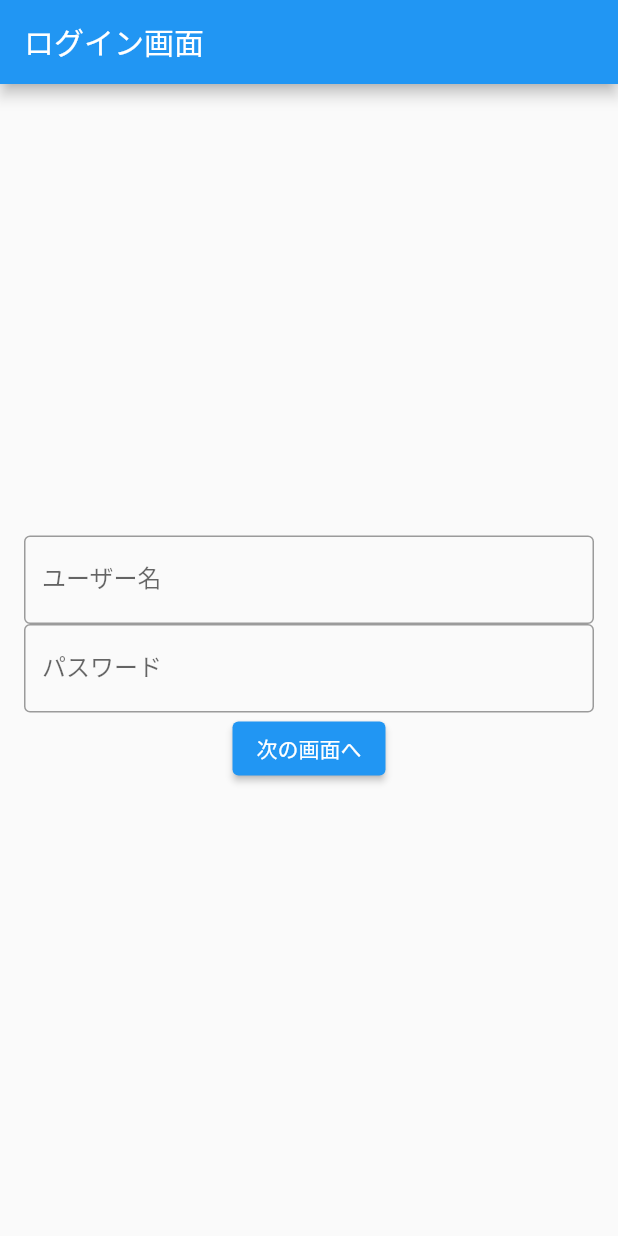
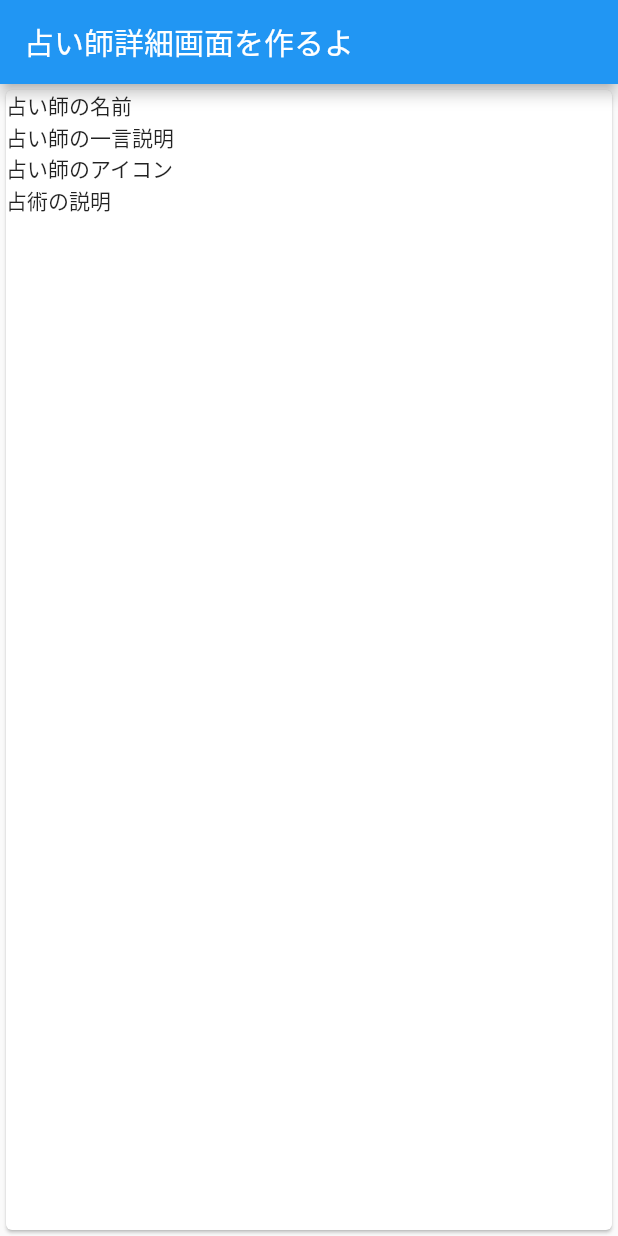
Before and after one commit to kajiyai/flutter_tutorial, a Flutter app: the screen it shows after launch, on a phone screen of 412 x 824 dp. Run offline on Flutter 3.47's test engine with Material 2 defaults, Android fonts, the phone set to English and light mode, and no system bars.

Commit message:
占い師の詳細画面

```diff
--- /dev/null
+++ b/lib/fortune_teller.dart
@@ -0,0 +1,22 @@
+import 'package:flutter/material.dart';
+
+class Home extends StatelessWidget {
+  const Home({super.key});
+
+  @override
+  Widget build(BuildContext context) {
+    const data = [
+      Text("占い師の名前"),
+      Text("占い師の一言説明"),
+      Text("占い師のアイコン"),
+      Text("占術の説明")
+    ];
+    return Scaffold(
+      appBar: AppBar(title: const Text('占い師詳細画面を作るよ')),
+      body: Center(
+          child: Card(
+        child: ListView(children: data),
+      )),
+    );
+  }
+}
--- a/lib/main.dart
+++ b/lib/main.dart
@@ -1,6 +1,7 @@
 import 'package:flutter/material.dart';
 
-import 'first_page.dart';
+// import 'first_page.dart';
+import 'fortune_teller.dart';
 
 void main() {
   runApp(const MyApp());
@@ -12,9 +13,9 @@ class MyApp extends StatelessWidget {
   @override
   Widget build(BuildContext context) {
     return MaterialApp(
-      title: 'Flutter Demo',
-      theme: ThemeData(primarySwatch: Colors.blue),
-      home: FirstPage(),
-    );
+        title: 'Flutter Demo',
+        theme: ThemeData(primarySwatch: Colors.blue),
+        // home: FirstPage()
+        home: Home());
   }
 }
```
